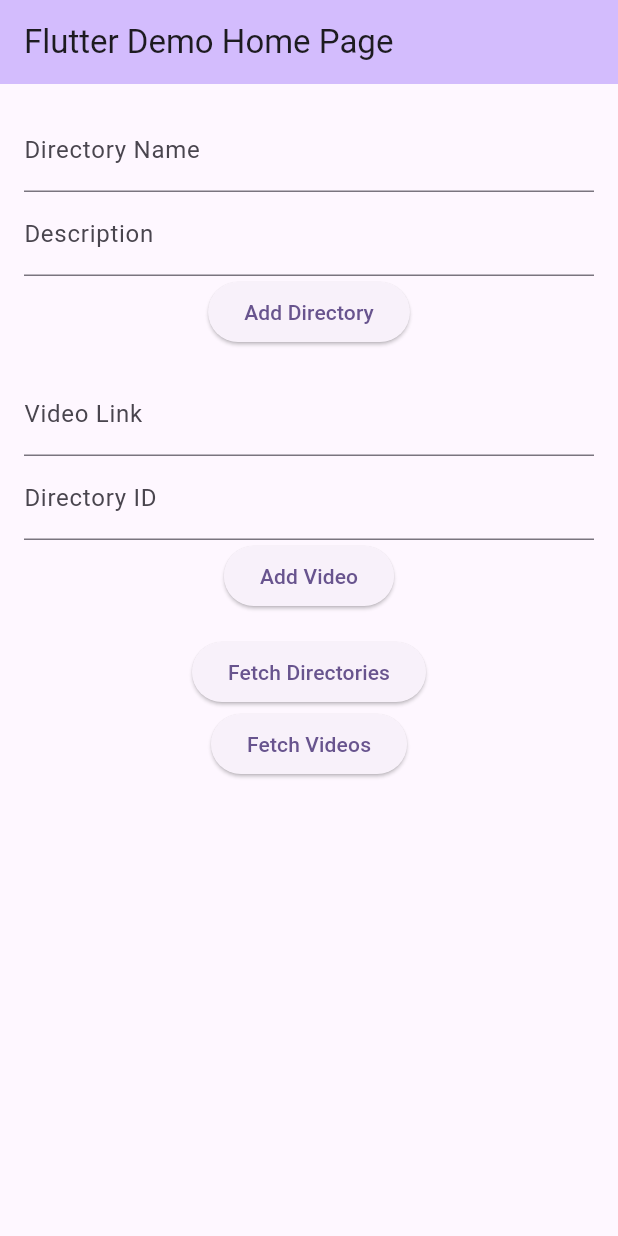
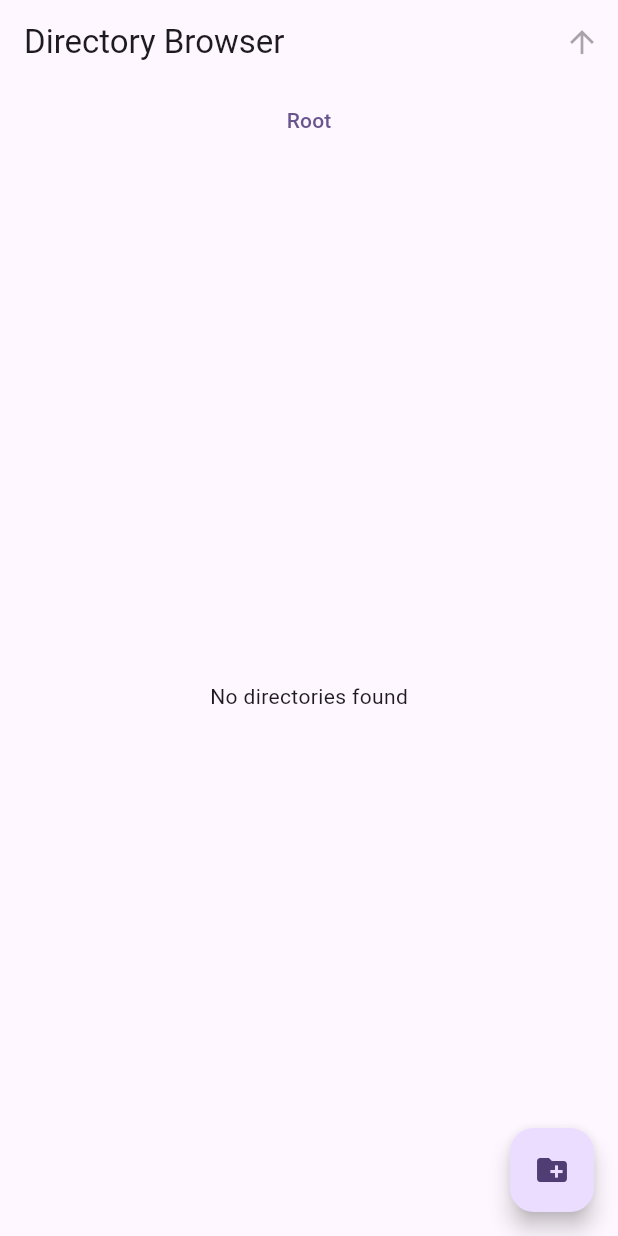
Before and after one commit to Kukupie123/KukuNestedYoutube, a Flutter app: the screen it shows after launch, on a phone screen of 412 x 824 dp. Run offline on Flutter 3.47's test engine with Material 3 defaults, Android fonts, the phone set to English and light mode, and no system bars; our stand-ins replace hive_flutter; accounts and stored records are empty.

Commit message:
dir page done

```diff
--- a/Flutter/kuku_nested_youtube/lib/main.dart
+++ b/Flutter/kuku_nested_youtube/lib/main.dart
@@ -4,6 +4,7 @@ import 'package:flutter/material.dart';
 import 'package:hive_flutter/hive_flutter.dart';
 import 'package:kuku_nested_youtube/backend/dto/vid_model.dart';
 import 'package:kuku_nested_youtube/backend/hive.dart';
+import 'package:kuku_nested_youtube/pages/dirs_page.dart';
 import 'backend/dto/dir_model.dart';
 
 void main() async {
@@ -26,7 +27,7 @@ class MyApp extends StatelessWidget {
         colorScheme: ColorScheme.fromSeed(seedColor: Colors.deepPurple),
         useMaterial3: true,
       ),
-      home: const MyHomePage(title: 'Flutter Demo Home Page'),
+      home: const PageDirs(),
     );
   }
 }
--- /dev/null
+++ b/Flutter/kuku_nested_youtube/lib/pages/dirs_page.dart
@@ -0,0 +1,233 @@
+import 'package:flutter/material.dart';
+
+import '../backend/dto/dir_model.dart';
+import '../backend/hive.dart';
+
+class PageDirs extends StatefulWidget {
+  final int? dirID;
+
+  const PageDirs({super.key, this.dirID});
+
+  @override
+  State<PageDirs> createState() => _PageDirsState();
+}
+
+class _PageDirsState extends State<PageDirs> {
+  late Future<List<DirModel>> _dirsFuture;
+  int _currentDirID = -1;
+  final List<int> _breadcrumbs = [];
+
+  @override
+  void initState() {
+    super.initState();
+    _currentDirID = widget.dirID ?? -1; // Use -1 for root directory
+    _breadcrumbs.add(_currentDirID);
+    _loadDirectories();
+  }
+
+  void _loadDirectories() {
+    _dirsFuture = HiveDB.instance.getDirectories().then((allDirs) {
+      if (_currentDirID == -1) {
+        // For root, return all directories without a parent
+        return allDirs.where((dir) => dir.parentDirID == -1).toList();
+      } else {
+        // For other directories, return children as before
+        return allDirs.where((dir) => dir.parentDirID == _currentDirID).toList();
+      }
+    });
+  }
+
+  void _navigateToDirectory(int dirID) {
+    setState(() {
+      _currentDirID = dirID;
+      _breadcrumbs.add(dirID);
+      _loadDirectories();
+    });
+  }
+
+  void _navigateUp() {
+    if (_breadcrumbs.length > 1) {
+      setState(() {
+        _breadcrumbs.removeLast();
+        _currentDirID = _breadcrumbs.last;
+        _loadDirectories();
+      });
+    }
+  }
+
+  @override
+  Widget build(BuildContext context) {
+    return Scaffold(
+      appBar: AppBar(
+        title: const Text('Directory Browser'),
+        actions: [
+          IconButton(
+            icon: const Icon(Icons.arrow_upward),
+            onPressed: _breadcrumbs.length > 1 ? _navigateUp : null,
+          ),
+        ],
+      ),
+      body: Column(
+        children: [
+          _buildBreadcrumbs(),
+          Expanded(
+            child: FutureBuilder<List<DirModel>>(
+              future: _dirsFuture,
+              builder: (context, snapshot) {
+                if (snapshot.connectionState == ConnectionState.waiting) {
+                  return const Center(child: CircularProgressIndicator());
+                } else if (snapshot.hasError) {
+                  return Center(child: Text('Error: ${snapshot.error}'));
+                } else if (!snapshot.hasData || snapshot.data!.isEmpty) {
+                  return const Center(child: Text('No directories found'));
+                } else {
+                  return ListView.builder(
+                    itemCount: snapshot.data!.length,
+                    itemBuilder: (context, index) {
+                      final dir = snapshot.data![index];
+                      return ListTile(
+                        leading: const Icon(Icons.folder),
+                        title: Text(dir.name),
+                        subtitle: Text(dir.desc),
+                        onTap: () => _navigateToDirectory(dir.id),
+                      );
+                    },
+                  );
+                }
+              },
+            ),
+          ),
+        ],
+      ),
+      floatingActionButton: FloatingActionButton(
+        onPressed: () => _showAddDirectoryDialog(context),
+        child: const Icon(Icons.create_new_folder),
+      ),
+    );
+  }
+
+  Widget _buildBreadcrumbs() {
+    return SingleChildScrollView(
+      scrollDirection: Axis.horizontal,
+      child: Row(
+        children: _breadcrumbs.asMap().entries.map((entry) {
+          final int index = entry.key;
+          final int dirID = entry.value;
+          return FutureBuilder<List<DirModel>>(
+            future: HiveDB.instance.getDirectories(),
+            builder: (context, snapshot) {
+              if (snapshot.hasData) {
+                final dir = dirID == -1
+                    ? DirModel(id: -1, parentDirID: -1, name: 'Root', created: DateTime.now(), updated: DateTime.now(), desc: '')
+                    : snapshot.data!.firstWhere((d) => d.id == dirID);
+                return Row(
+                  mainAxisSize: MainAxisSize.min,
+                  children: [
+                    TextButton(
+                      child: Text(dir.name),
+                      onPressed: () {
+                        if (index < _breadcrumbs.length - 1) {
+                          setState(() {
+                            _currentDirID = dirID;
+                            _breadcrumbs.removeRange(index + 1, _breadcrumbs.length);
+                            _loadDirectories();
+                          });
+                        }
+                      },
+                    ),
+                    if (index < _breadcrumbs.length - 1)
+                      const Icon(Icons.chevron_right),
+                  ],
+                );
+              } else {
+                return const CircularProgressIndicator();
+              }
+            },
+          );
+        }).toList(),
+      ),
+    );
+  }
+
+  void _showAddDirectoryDialog(BuildContext context) {
+    final TextEditingController nameController = TextEditingController();
+    final TextEditingController descController = TextEditingController();
+
+    showDialog(
+      context: context,
+      builder: (BuildContext dialogContext) {
+        return AlertDialog(
+          title: const Text('Add New Directory'),
+          content: Column(
+            mainAxisSize: MainAxisSize.min,
+            children: [
+              TextField(
+                controller: nameController,
+                decoration: const InputDecoration(labelText: 'Directory Name'),
+              ),
+              TextField(
+                controller: descController,
+                decoration: const InputDecoration(labelText: 'Description'),
+              ),
+            ],
+          ),
+          actions: [
+            TextButton(
+              child: const Text('Cancel'),
+              onPressed: () => Navigator.of(dialogContext).pop(),
+            ),
+            TextButton(
+              child: const Text('Add'),
+              onPressed: () {
+                if (nameController.text.isEmpty) {
+                  ScaffoldMessenger.of(context).showSnackBar(
+                    const SnackBar(content: Text('Directory name cannot be empty')),
+                  );
+                  return;
+                }
+
+                Navigator.of(dialogContext).pop();
+
+                showDialog(
+                  context: context,
+                  barrierDismissible: false,
+                  builder: (BuildContext context) {
+                    return const AlertDialog(
+                      content: Row(
+                        children: [
+                          CircularProgressIndicator(),
+                          SizedBox(width: 20),
+                          Text("Adding directory..."),
+                        ],
+                      ),
+                    );
+                  },
+                );
+
+                HiveDB.instance
+                    .addDirectory(
+                  name: nameController.text,
+                  parentID: _currentDirID,
+                  desc: descController.text,
+                )
+                    .then((_) {
+                  Navigator.of(context).pop(); // Dismiss the loading dialog
+                  if (mounted) {
+                    setState(() {
+                      _loadDirectories();
+                    });
+                  }
+                }).catchError((error) {
+                  Navigator.of(context).pop(); // Dismiss the loading dialog
+                  ScaffoldMessenger.of(context).showSnackBar(
+                    SnackBar(content: Text('Error adding directory: $error')),
+                  );
+                });
+              },
+            ),
+          ],
+        );
+      },
+    );
+  }
+}
```
